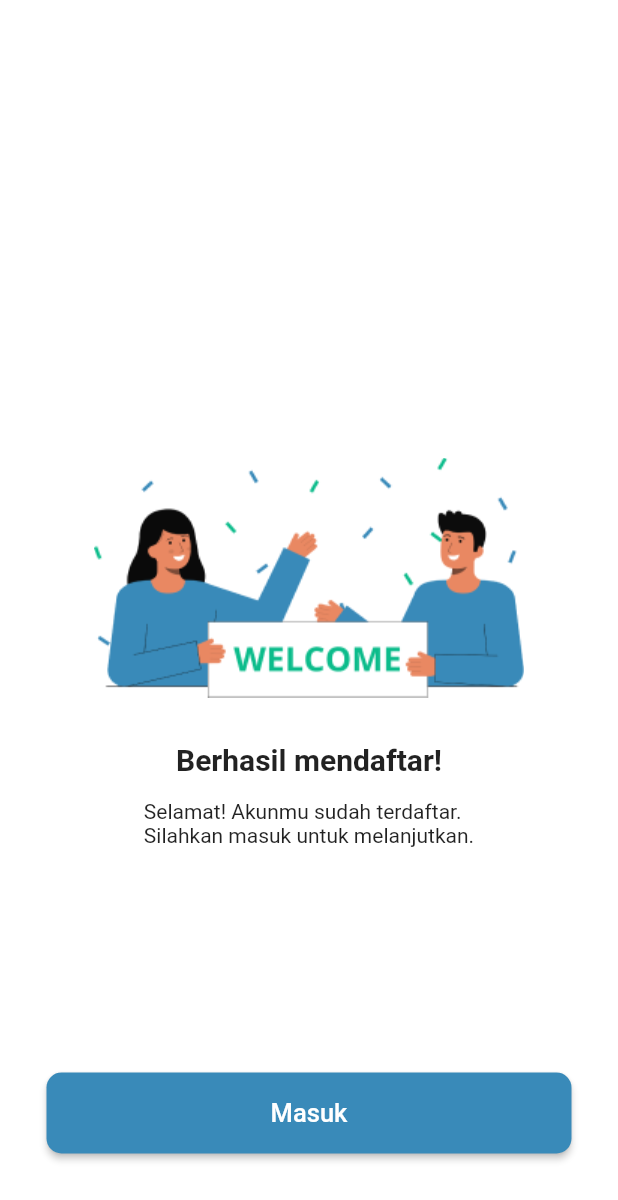
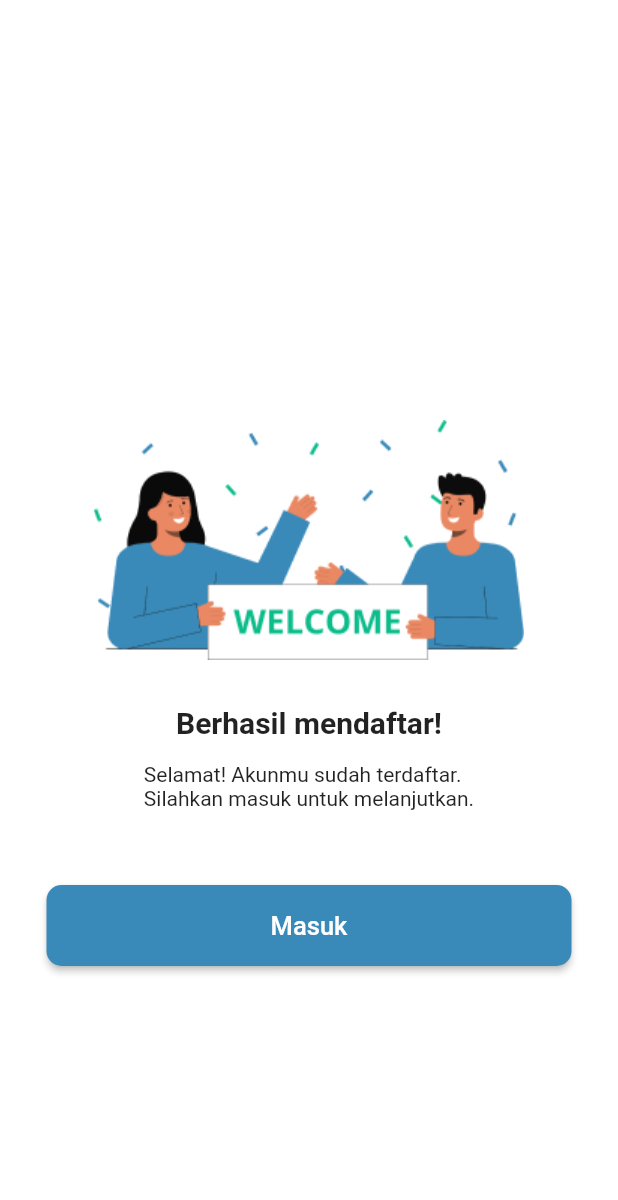
Before and after one commit to citiasia-internship/blanjaloka, a Flutter app: the RegisterPageSuccess screen opened by its route, on a phone screen of 412 x 824 dp. Shown: the top 1200 px of the screen. Run offline on Flutter 3.47's test engine with Material 2 defaults, Android fonts, the phone set to English and light mode, and no system bars; our stand-ins replace carousel_slider, dotted_border, equatable, flutter_bloc, flutter_lorem, flutter_svg and 3 more.

Commit message:
fix overflow bagian profile dan register_success page

```diff
--- a/lib/page/login/forgot_password_confirmation_page.dart
+++ b/lib/page/login/forgot_password_confirmation_page.dart
@@ -28,7 +28,7 @@ class _ForgotPaawordConfirmationPageState
               const EdgeInsets.only(top: 30, left: 20, right: 20, bottom: 20),
           child: Column(
             children: [
-              SvgPicture.asset('asset/img/mail_sent.svg'),
+              Image.asset('asset/img/mailsent.png'),
               const SizedBox(height: 30),
               Text(
                 "Link telah terkirim!",
--- a/lib/page/profile_page.dart
+++ b/lib/page/profile_page.dart
@@ -23,7 +23,7 @@ class ProfilePage extends StatelessWidget {
                 crossAxisAlignment: CrossAxisAlignment.start,
                 children: [
                   Container(
-                    margin: const EdgeInsets.only(top: 80.0, bottom: 225.0),
+                    margin: const EdgeInsets.only(top: 60.0, bottom: 20.0),
                     height: 100.0,
                     width: 100.0,
                     child:
--- a/lib/page/register/register_page_success.dart
+++ b/lib/page/register/register_page_success.dart
@@ -18,7 +18,7 @@ class RegisterPageSuccess extends StatelessWidget {
               Column(
                 children: [
                   const SizedBox(
-                    height: 250,
+                    height: 100,
                   ),
                   Image.asset("asset/img/welcome.png"),
                   const SizedBox(
@@ -40,7 +40,7 @@ class RegisterPageSuccess extends StatelessWidget {
               ),
 
               const SizedBox(
-                height: 150,
+                height: 50,
               ),
               Container(
                 width: 350,
```
